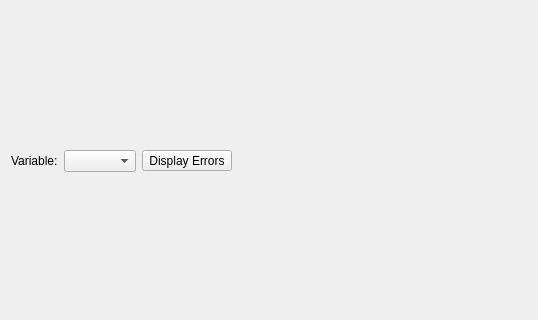
The window that tse_analytics/views/data/data_plot_widget.ui (TSE-Systems/tse-analytics) describes before a commit, drawn with Qt 5; both pictures show x 0 to 538 and y 142 to 462 of the 538 by 607 pixel window.
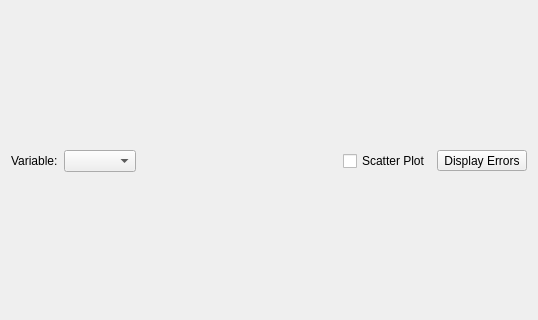
The same window after the commit. Icons and pictures are not drawn. Custom widgets are drawn as their Qt base class.

Commit message: FIX: timeline plot in Factors/Runs grouping mode.

```diff
--- a/tse_analytics/views/data/data_plot_widget.ui
+++ b/tse_analytics/views/data/data_plot_widget.ui
@@ -26,23 +26,6 @@
      <item>
       <widget class="VariableSelector" name="variableSelector"/>
      </item>
-     <item>
-      <widget class="QToolButton" name="toolButtonDisplayErrors">
-       <property name="text">
-        <string>Display Errors</string>
-       </property>
-       <property name="icon">
-        <iconset resource="../../../resources/resources.qrc">
-         <normaloff>:/icons/icons8-sorting-16.png</normaloff>:/icons/icons8-sorting-16.png</iconset>
-       </property>
-       <property name="checkable">
-        <bool>true</bool>
-       </property>
-       <property name="toolButtonStyle">
-        <enum>Qt::ToolButtonTextBesideIcon</enum>
-       </property>
-      </widget>
-     </item>
      <item>
       <spacer name="horizontalSpacer">
        <property name="orientation">
@@ -56,6 +39,30 @@
        </property>
       </spacer>
      </item>
+     <item>
+      <widget class="QCheckBox" name="checkBoxScatterPlot">
+       <property name="text">
+        <string>Scatter Plot</string>
+       </property>
+      </widget>
+     </item>
+     <item>
+      <widget class="QToolButton" name="toolButtonDisplayErrors">
+       <property name="text">
+        <string>Display Errors</string>
+       </property>
+       <property name="icon">
+        <iconset resource="../../../resources/resources.qrc">
+         <normaloff>:/icons/icons8-sorting-16.png</normaloff>:/icons/icons8-sorting-16.png</iconset>
+       </property>
+       <property name="checkable">
+        <bool>true</bool>
+       </property>
+       <property name="toolButtonStyle">
+        <enum>Qt::ToolButtonTextBesideIcon</enum>
+       </property>
+      </widget>
+     </item>
     </layout>
    </item>
   </layout>
```
The commit also changes 14 other files.
